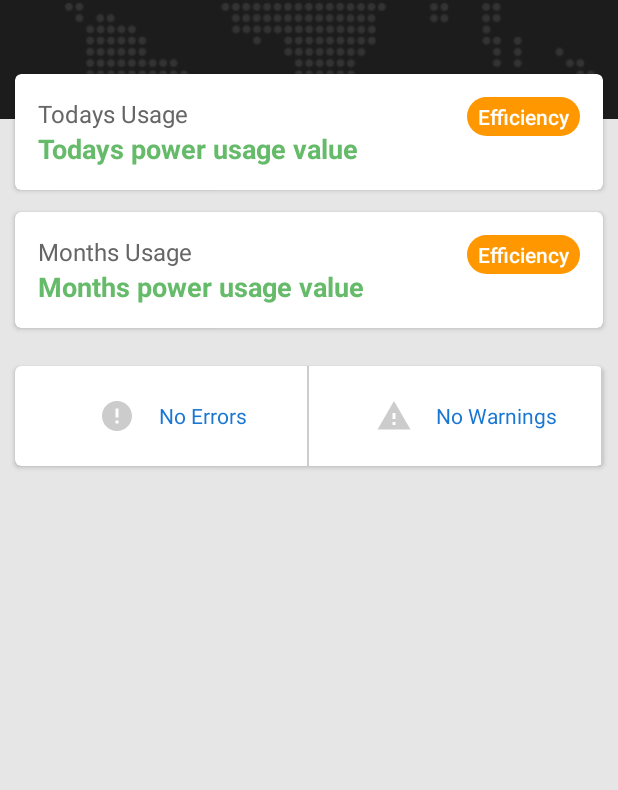
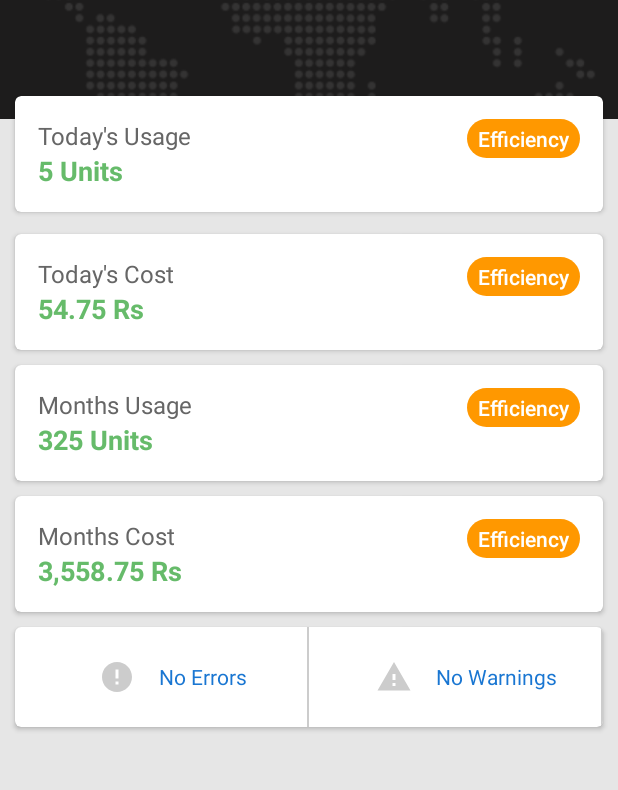
Before and after one commit to gnanasreekar/CEMS, an Android app: the layout content_main.xml on its own in the app's theme, with its tools: preview values and no code run, on a phone screen of 412 x 824 dp, the part 61-851 px from its top. Run offline under Robolectric (Android 15) with nearby library versions, the phone set to English and light mode, and no system bars.

Commit message:
Ui changes

```diff
--- a/app/src/main/res/layout/content_main.xml
+++ b/app/src/main/res/layout/content_main.xml
@@ -42,7 +42,7 @@
         android:layout_marginBottom="@dimen/spacing_medium"
         android:layout_marginLeft="@dimen/spacing_middle"
         android:layout_marginRight="@dimen/spacing_middle"
-        android:layout_marginTop="-30dp"
+        android:layout_marginTop="-15dp"
         android:clipToPadding="false"
         app:cardBackgroundColor="@android:color/white"
         app:cardCornerRadius="4dp"
@@ -65,7 +65,7 @@
                 <TextView
                     android:layout_width="wrap_content"
                     android:layout_height="wrap_content"
-                    android:text="Todays Usage"
+                    android:text="Today's Usage"
                     android:textAppearance="@style/Base.TextAppearance.AppCompat.Subhead"
                     android:textColor="@color/grey_60" />
 
@@ -73,7 +73,7 @@
                     android:id="@+id/today_power_usage"
                     android:layout_width="wrap_content"
                     android:layout_height="wrap_content"
-                    android:text="Todays power usage value"
+                    android:text="5 Units"
                     android:textAppearance="@style/Base.TextAppearance.AppCompat.Medium"
                     android:textColor="@color/green_400"
                     android:textStyle="bold" />
@@ -121,72 +121,72 @@
                 android:layout_height="35dp" />
 
 
-<!--            <androidx.cardview.widget.CardView-->
-<!--                android:layout_width="match_parent"-->
-<!--                android:layout_height="wrap_content"-->
-<!--                android:layout_marginBottom="@dimen/spacing_large"-->
-<!--                android:layout_marginLeft="@dimen/spacing_middle"-->
-<!--                android:layout_marginRight="@dimen/spacing_middle"-->
-<!--                android:layout_marginTop="@dimen/spacing_middle"-->
-<!--                android:visibility="visible"-->
-<!--                app:cardCornerRadius="4dp"-->
-<!--                app:cardElevation="2dp">-->
+            <androidx.cardview.widget.CardView
+                android:layout_width="match_parent"
+                android:layout_height="wrap_content"
+                android:layout_marginLeft="@dimen/spacing_middle"
+                android:layout_marginRight="@dimen/spacing_middle"
+                android:layout_marginTop="@dimen/spacing_middle"
+                android:visibility="visible"
+                app:cardCornerRadius="4dp"
+                app:cardElevation="2dp">
 
-<!--                <LinearLayout-->
-<!--                    android:layout_width="match_parent"-->
-<!--                    android:layout_height="wrap_content"-->
-<!--                    android:orientation="horizontal"-->
-<!--                    android:padding="@dimen/spacing_large">-->
+                <LinearLayout
+                    android:layout_width="match_parent"
+                    android:layout_height="wrap_content"
+                    android:orientation="horizontal"
+                    android:padding="@dimen/spacing_large">
 
-<!--                    <LinearLayout-->
-<!--                        android:layout_width="0dp"-->
-<!--                        android:layout_height="wrap_content"-->
-<!--                        android:layout_weight="1"-->
-<!--                        android:orientation="vertical">-->
+                    <LinearLayout
+                        android:layout_width="0dp"
+                        android:layout_height="wrap_content"
+                        android:layout_weight="1"
+                        android:orientation="vertical">
 
-<!--                        <TextView-->
-<!--                            android:layout_width="wrap_content"-->
-<!--                            android:layout_height="wrap_content"-->
-<!--                            android:text="Todays Usage"-->
-<!--                            android:textAppearance="@style/Base.TextAppearance.AppCompat.Subhead"-->
-<!--                            android:textColor="@color/grey_60" />-->
+                        <TextView
+                            android:layout_width="wrap_content"
+                            android:layout_height="wrap_content"
+                            android:text="Today's Cost"
+                            android:textAppearance="@style/Base.TextAppearance.AppCompat.Subhead"
+                            android:textColor="@color/grey_60" />
 
-<!--                        <TextView-->
-<!--                            android:layout_width="wrap_content"-->
-<!--                            android:layout_height="wrap_content"-->
-<!--                            android:text="Todays power usage value"-->
-<!--                            android:textAppearance="@style/Base.TextAppearance.AppCompat.Medium"-->
-<!--                            android:textColor="@color/green_400"-->
-<!--                            android:textStyle="bold" />-->
+                        <TextView
+                            android:layout_width="wrap_content"
+                            android:layout_height="wrap_content"
+                            android:text="54.75 Rs"
+                            android:textAppearance="@style/Base.TextAppearance.AppCompat.Medium"
+                            android:textColor="@color/green_400"
+                            android:textStyle="bold" />
 
-<!--                    </LinearLayout>-->
+                    </LinearLayout>
 
-<!--                    <RelativeLayout-->
-<!--                        android:layout_width="wrap_content"-->
-<!--                        android:layout_height="wrap_content"-->
-<!--                        android:background="@drawable/shape_rounded_orange"-->
-<!--                        android:paddingBottom="@dimen/spacing_small"-->
-<!--                        android:paddingLeft="@dimen/spacing_xmedium"-->
-<!--                        android:paddingRight="@dimen/spacing_xmedium"-->
-<!--                        android:paddingTop="@dimen/spacing_small">-->
+                    <RelativeLayout
+                        android:layout_width="wrap_content"
+                        android:layout_height="wrap_content"
+                        android:background="@drawable/shape_rounded_orange"
+                        android:paddingBottom="@dimen/spacing_small"
+                        android:paddingLeft="@dimen/spacing_xmedium"
+                        android:paddingRight="@dimen/spacing_xmedium"
+                        android:paddingTop="@dimen/spacing_small">
 
-<!--                        <TextView-->
-<!--                            android:layout_width="wrap_content"-->
-<!--                            android:layout_height="wrap_content"-->
-<!--                            android:text="Efficiency"-->
-<!--                            android:textAppearance="@style/Base.TextAppearance.AppCompat.Body2"-->
-<!--                            android:textColor="@android:color/white" />-->
+                        <TextView
+                            android:layout_width="wrap_content"
+                            android:layout_height="wrap_content"
+                            android:text="Efficiency"
+                            android:textAppearance="@style/Base.TextAppearance.AppCompat.Body2"
+                            android:textColor="@android:color/white" />
 
-<!--                    </RelativeLayout>-->
+                    </RelativeLayout>
 
-<!--                </LinearLayout>-->
+                </LinearLayout>
 
-<!--            </androidx.cardview.widget.CardView>-->
+            </androidx.cardview.widget.CardView>
+
+
 
             <androidx.cardview.widget.CardView
                 android:layout_width="match_parent"
                 android:layout_height="wrap_content"
-                android:layout_marginBottom="@dimen/spacing_large"
                 android:layout_marginLeft="@dimen/spacing_middle"
                 android:layout_marginRight="@dimen/spacing_middle"
                 android:layout_marginTop="@dimen/spacing_middle"
@@ -218,7 +218,7 @@
                         <TextView
                             android:layout_width="wrap_content"
                             android:layout_height="wrap_content"
-                            android:text="Months power usage value"
+                            android:text="325 Units"
                             android:id="@+id/months_powerusage_tmep"
                             android:textAppearance="@style/Base.TextAppearance.AppCompat.Medium"
                             android:textColor="@color/green_400"
@@ -248,7 +248,69 @@
 
             </androidx.cardview.widget.CardView>
 
-                <androidx.cardview.widget.CardView
+            <androidx.cardview.widget.CardView
+                android:layout_width="match_parent"
+                android:layout_height="wrap_content"
+                android:layout_marginLeft="@dimen/spacing_middle"
+                android:layout_marginRight="@dimen/spacing_middle"
+                android:layout_marginTop="@dimen/spacing_middle"
+                android:visibility="visible"
+                app:cardCornerRadius="4dp"
+                app:cardElevation="2dp">
+
+                <LinearLayout
+                    android:layout_width="match_parent"
+                    android:layout_height="wrap_content"
+                    android:orientation="horizontal"
+                    android:padding="@dimen/spacing_large">
+
+                    <LinearLayout
+                        android:layout_width="0dp"
+                        android:layout_height="wrap_content"
+                        android:layout_weight="1"
+                        android:orientation="vertical">
+
+                        <TextView
+                            android:layout_width="wrap_content"
+                            android:layout_height="wrap_content"
+                            android:text="Months Cost"
+                            android:textAppearance="@style/Base.TextAppearance.AppCompat.Subhead"
+                            android:textColor="@color/grey_60" />
+
+                        <TextView
+                            android:layout_width="wrap_content"
+                            android:layout_height="wrap_content"
+                            android:text="3,558.75 Rs"
+                            android:textAppearance="@style/Base.TextAppearance.AppCompat.Medium"
+                            android:textColor="@color/green_400"
+                            android:textStyle="bold" />
+
+                    </LinearLayout>
+
+                    <RelativeLayout
+                        android:layout_width="wrap_content"
+                        android:layout_height="wrap_content"
+                        android:background="@drawable/shape_rounded_orange"
+                        android:paddingBottom="@dimen/spacing_small"
+                        android:paddingLeft="@dimen/spacing_xmedium"
+                        android:paddingRight="@dimen/spacing_xmedium"
+                        android:paddingTop="@dimen/spacing_small">
+
+                        <TextView
+                            android:layout_width="wrap_content"
+                            android:layout_height="wrap_content"
+                            android:text="Efficiency"
+                            android:textAppearance="@style/Base.TextAppearance.AppCompat.Body2"
+                            android:textColor="@android:color/white" />
+
+                    </RelativeLayout>
+
+                </LinearLayout>
+
+            </androidx.cardview.widget.CardView>
+
+
+            <androidx.cardview.widget.CardView
                     android:layout_width="match_parent"
                     android:layout_height="wrap_content"
                     android:layout_marginBottom="@dimen/spacing_large"
--- a/app/src/main/res/layout/edit.xml
+++ b/app/src/main/res/layout/edit.xml
@@ -47,6 +47,7 @@
             android:layout_width="wrap_content"
             android:layout_height="wrap_content"
             android:layout_marginTop="@dimen/spacing_small"
+            android:inputType="number"
             android:hint="Enter your number here"
             android:textAlignment="center"
             android:textAppearance="@style/TextAppearance.AppCompat.Subhead"
```
